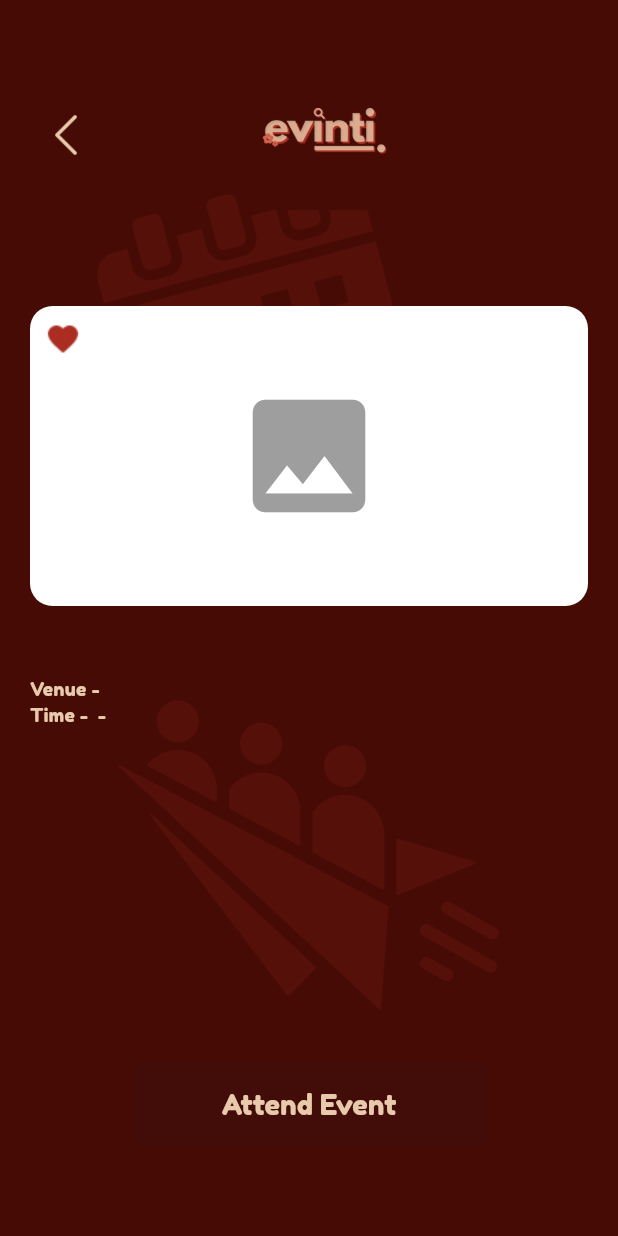
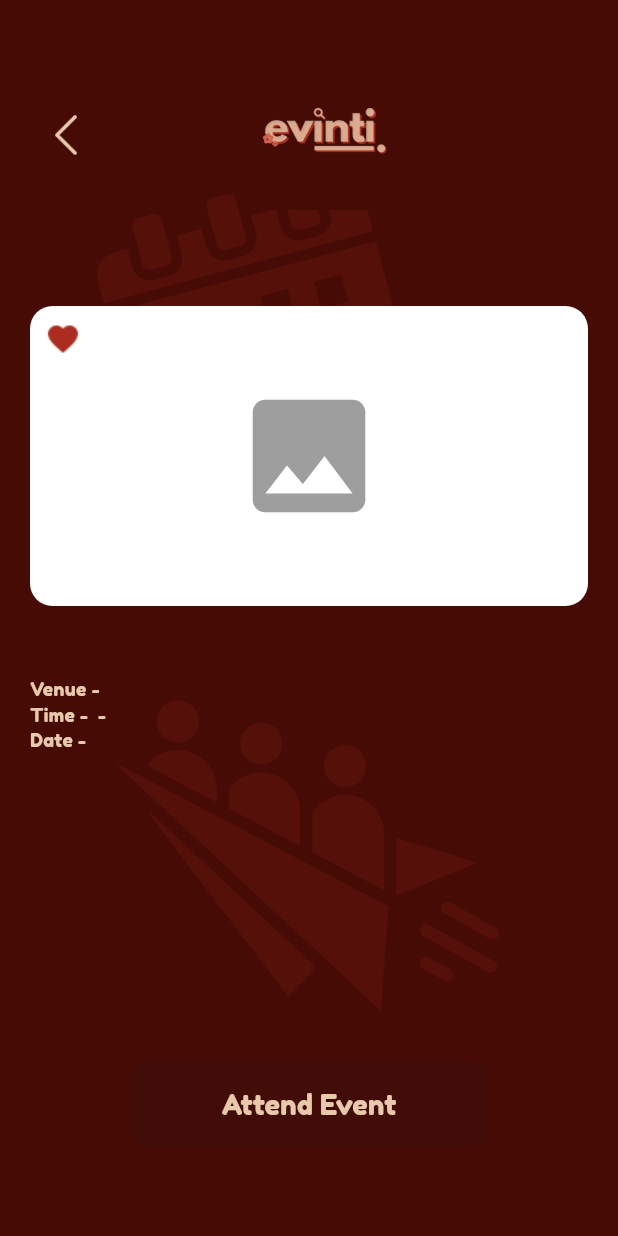
Before and after one commit to MaazPotrick/evinti, a Flutter app: the StudentEventDetails screen opened directly with empty values, on a phone screen of 412 x 824 dp. Run offline on Flutter 3.47's test engine with Material 3 defaults, Android fonts, the phone set to English and light mode, and no system bars; our stand-ins replace carousel_slider, cloud_firestore, confetti, firebase_auth, firebase_core, firebase_storage and 5 more; accounts and stored records are empty.

Commit message:
Added Event date in the student side event details page, and fixed Homepage for the "Liked" status of events.

```diff
--- a/lib/StudentEventDetails.dart
+++ b/lib/StudentEventDetails.dart
@@ -388,6 +388,15 @@ class _StudentEventDetailsState extends State<StudentEventDetails> {
                     color: Color(0xFFe8c9ab),
                   ),
                 ),
+                // Event Date
+                Text(
+                  'Date - ${widget.eventDate}',
+                  style: const TextStyle(
+                    fontFamily: 'FredokaOne',
+                    fontSize: 12,
+                    color: Color(0xFFe8c9ab),
+                  ),
+                ),
                 const Spacer(),
                 // Register or Attend Button
                 Center(
```
Also changed, not shown: lib/StudentHome.dart (+15 -20 lines).
